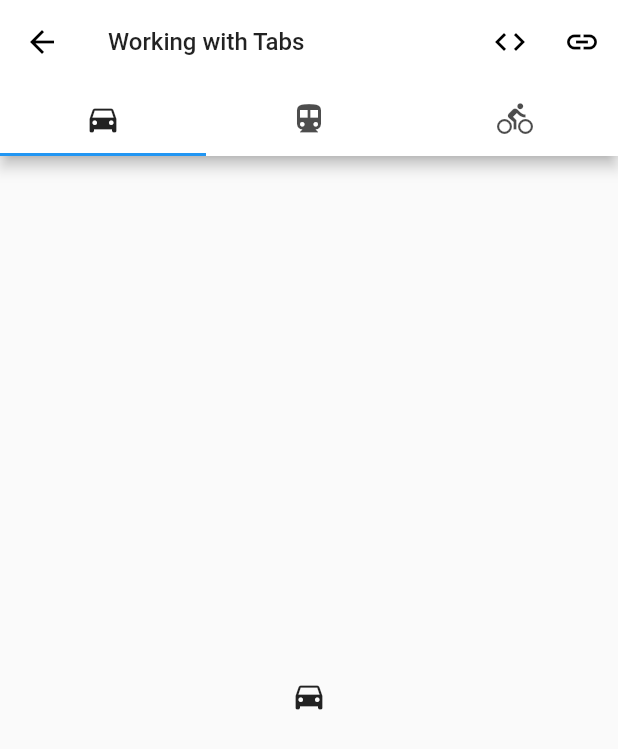
After one commit to gurleensethi/flutter_cookbook, a Flutter app: the WorkingWithTabsPage screen opened by its route, on a phone screen of 412 x 824 dp. The commit adds this screen. Shown: the top 749 px of the screen. Run offline on Flutter 3.47's test engine with Material 2 defaults, Android fonts, the phone set to English and light mode, and no system bars; missing offline and left inert: flutter_html_view.

Commit message:
Adding tabs

```diff
--- a/lib/common/PrimaryAppBar.dart
+++ b/lib/common/PrimaryAppBar.dart
@@ -8,6 +8,7 @@ AppBar primaryAppBar({
   BuildContext context,
   List<CodeModel> codes,
   String link,
+  Widget bottom,
 }) {
   return AppBar(
     title: Text(
@@ -36,6 +37,7 @@ AppBar primaryAppBar({
         tooltip: "Link",
       ),
     ],
+    bottom: bottom,
   );
 }
 
--- /dev/null
+++ b/lib/design_basics/working_with_tabs/working_with_tabs_code.dart
@@ -0,0 +1,26 @@
+const creatingTabs =
+    """<code class=" language-dart"><span class="token function"><span class="n">DefaultTabController</span></span><span class="token punctuation"><span class="o">(</span></span>
+  <span class="nl">length<span class="token punctuation">:</span></span><span class="token punctuation"></span> <span class="token number"><span class="mi">3</span></span><span class="token punctuation"><span class="o">,</span></span>
+  <span class="nl">child<span class="token punctuation">:</span></span><span class="token punctuation"></span> <span class="token function"><span class="n">Scaffold</span></span><span class="token punctuation"><span class="o">(</span></span>
+    <span class="nl">appBar<span class="token punctuation">:</span></span><span class="token punctuation"></span> <span class="token function"><span class="n">AppBar</span></span><span class="token punctuation"><span class="o">(</span></span>
+      <span class="nl">bottom<span class="token punctuation">:</span></span><span class="token punctuation"></span> <span class="token function"><span class="n">TabBar</span></span><span class="token punctuation"><span class="o">(</span></span>
+        <span class="nl">tabs<span class="token punctuation">:</span></span><span class="token punctuation"></span> <span class="token punctuation"><span class="o">[</span></span>
+          <span class="token function"><span class="n">Tab</span></span><span class="token punctuation"><span class="o">(</span></span><span class="nl">icon<span class="token punctuation">:</span></span><span class="token punctuation"></span> <span class="token function"><span class="n">Icon</span></span><span class="token punctuation"><span class="o">(</span></span><span class="n">Icons</span><span class="token punctuation"><span class="o">.</span></span><span class="na">directions_car</span><span class="token punctuation"></span><span class="o"><span class="token punctuation">)</span><span class="token punctuation">)</span><span class="token punctuation">,</span></span><span class="token punctuation"></span>
+          <span class="token function"><span class="n">Tab</span></span><span class="token punctuation"><span class="o">(</span></span><span class="nl">icon<span class="token punctuation">:</span></span><span class="token punctuation"></span> <span class="token function"><span class="n">Icon</span></span><span class="token punctuation"><span class="o">(</span></span><span class="n">Icons</span><span class="token punctuation"><span class="o">.</span></span><span class="na">directions_transit</span><span class="token punctuation"></span><span class="o"><span class="token punctuation">)</span><span class="token punctuation">)</span><span class="token punctuation">,</span></span><span class="token punctuation"></span>
+          <span class="token function"><span class="n">Tab</span></span><span class="token punctuation"><span class="o">(</span></span><span class="nl">icon<span class="token punctuation">:</span></span><span class="token punctuation"></span> <span class="token function"><span class="n">Icon</span></span><span class="token punctuation"><span class="o">(</span></span><span class="n">Icons</span><span class="token punctuation"><span class="o">.</span></span><span class="na">directions_bike</span><span class="token punctuation"></span><span class="o"><span class="token punctuation">)</span><span class="token punctuation">)</span><span class="token punctuation">,</span></span><span class="token punctuation"></span>
+        <span class="token punctuation"></span><span class="o"><span class="token punctuation">]</span><span class="token punctuation">,</span></span><span class="token punctuation"></span>
+      <span class="token punctuation"></span><span class="o"><span class="token punctuation">)</span><span class="token punctuation">,</span></span><span class="token punctuation"></span>
+    <span class="token punctuation"></span><span class="o"><span class="token punctuation">)</span><span class="token punctuation">,</span></span><span class="token punctuation"></span>
+  <span class="token punctuation"></span><span class="o"><span class="token punctuation">)</span><span class="token punctuation">,</span></span><span class="token punctuation"></span>
+<span class="token punctuation"></span><span class="o"><span class="token punctuation">)</span><span class="token punctuation">;</span></span><span class="token punctuation"></span>
+</code>""";
+
+const addingContent =
+    """<code class=" language-dart"><span class="token function"><span class="n">TabBarView</span></span><span class="token punctuation"><span class="o">(</span></span>
+  <span class="nl">children<span class="token punctuation">:</span></span><span class="token punctuation"></span> <span class="token punctuation"><span class="o">[</span></span>
+    <span class="token function"><span class="n">Icon</span></span><span class="token punctuation"><span class="o">(</span></span><span class="n">Icons</span><span class="token punctuation"><span class="o">.</span></span><span class="na">directions_car</span><span class="token punctuation"></span><span class="o"><span class="token punctuation">)</span><span class="token punctuation">,</span></span><span class="token punctuation"></span>
+    <span class="token function"><span class="n">Icon</span></span><span class="token punctuation"><span class="o">(</span></span><span class="n">Icons</span><span class="token punctuation"><span class="o">.</span></span><span class="na">directions_transit</span><span class="token punctuation"></span><span class="o"><span class="token punctuation">)</span><span class="token punctuation">,</span></span><span class="token punctuation"></span>
+    <span class="token function"><span class="n">Icon</span></span><span class="token punctuation"><span class="o">(</span></span><span class="n">Icons</span><span class="token punctuation"><span class="o">.</span></span><span class="na">directions_bike</span><span class="token punctuation"></span><span class="o"><span class="token punctuation">)</span><span class="token punctuation">,</span></span><span class="token punctuation"></span>
+  <span class="token punctuation"></span><span class="o"><span class="token punctuation">]</span><span class="token punctuation">,</span></span><span class="token punctuation"></span>
+<span class="token punctuation"></span><span class="o"><span class="token punctuation">)</span><span class="token punctuation">;</span></span><span class="token punctuation"></span>
+</code>""";
--- /dev/null
+++ b/lib/design_basics/working_with_tabs/working_with_tabs_page.dart
@@ -0,0 +1,52 @@
+import 'package:flutter/material.dart';
+import 'package:flutter_cookbook/code_page/code_model.dart';
+import 'package:flutter_cookbook/common/PrimaryAppBar.dart';
+import 'package:flutter_cookbook/design_basics/working_with_tabs/working_with_tabs_code.dart'
+    as Code;
+
+class WorkingWithTabsPage extends StatelessWidget {
+  @override
+  Widget build(BuildContext context) {
+    return DefaultTabController(
+      length: 3,
+      child: Scaffold(
+        appBar: primaryAppBar(
+          context: context,
+          title: "Working with Tabs",
+          bottom: TabBar(
+            tabs: [
+              Tab(
+                icon: Icon(Icons.directions_car),
+              ),
+              Tab(
+                icon: Icon(Icons.directions_transit),
+              ),
+              Tab(
+                icon: Icon(Icons.directions_bike),
+              ),
+            ],
+          ),
+          codes: [
+            CodeModel(
+              title: "Creating tabs",
+              description: "Setting up the tabs.",
+              code: Code.creatingTabs,
+            ),
+            CodeModel(
+              title: "Adding content",
+              description: "Setting up content in TabView.",
+              code: Code.addingContent,
+            ),
+          ],
+        ),
+        body: TabBarView(
+          children: [
+            Icon(Icons.directions_car),
+            Icon(Icons.directions_transit),
+            Icon(Icons.directions_bike),
+          ],
+        ),
+      ),
+    );
+  }
+}
--- a/lib/item_list.dart
+++ b/lib/item_list.dart
@@ -12,7 +12,7 @@ final items = [
       },
       {
         "name": "Working with Tabs",
-        "route": "/usingThemes"
+        "route": "/workingWithTabsPage"
       },
       {
         "name": "Using custom fonts",
@@ -39,6 +39,10 @@ final items = [
         "name": "Display images from the internet",
         "route": "/usingThemes"
       },
+      {
+        "name": "Fade in images with a placeholder",
+        "route": "/usingThemes"
+      },
     ]
   },
 ];
--- a/lib/main.dart
+++ b/lib/main.dart
@@ -1,6 +1,7 @@
 import 'package:flutter/material.dart';
 import 'package:flutter_cookbook/design_basics/displaying_snackbars/displaying_snackbars.dart';
 import 'package:flutter_cookbook/design_basics/using_themes/using_themes.dart';
+import 'package:flutter_cookbook/design_basics/working_with_tabs/working_with_tabs_page.dart';
 import 'package:flutter_cookbook/home.dart';
 
 void main() => runApp(new MyApp());
@@ -27,6 +28,9 @@ class MyApp extends StatelessWidget {
         },
         "/displayingSnackbars": (context) {
           return DisplayingSnackbarsPage();
+        },
+        "/workingWithTabsPage": (context) {
+          return WorkingWithTabsPage();
         }
       },
     );
```
